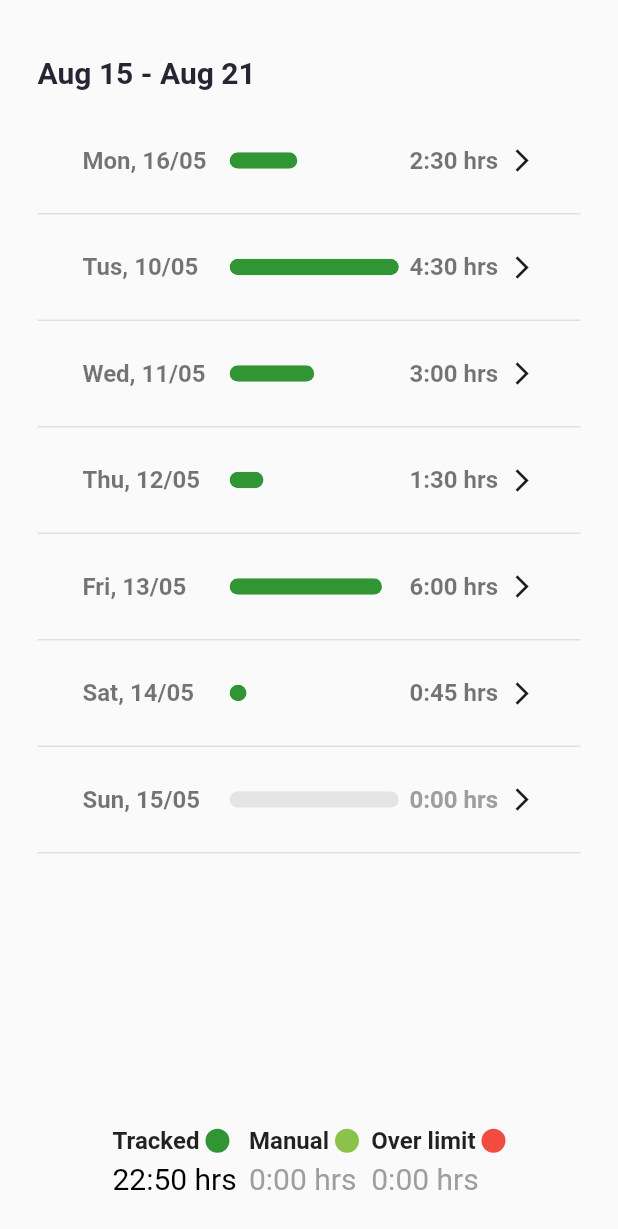
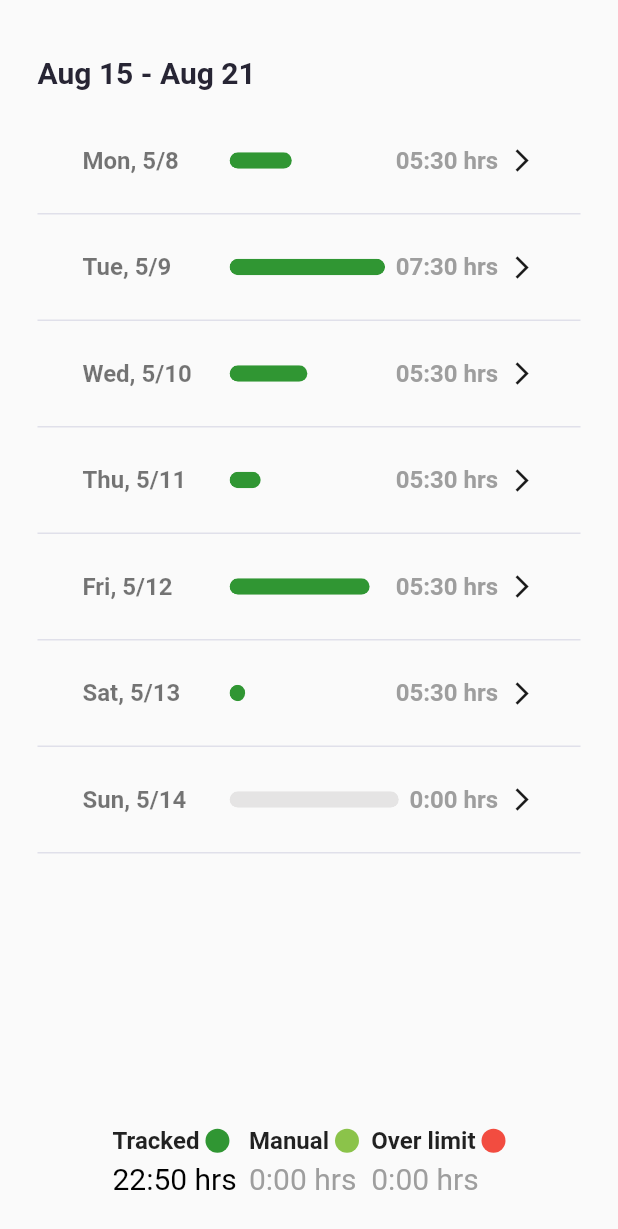
Before and after one commit to ZainAli104/Flutter-Work-Calendar, a Flutter app: the DetailsList widget shown alone on an empty page, opened directly, on a phone screen of 412 x 824 dp. Shown: the top 1229 px of the screen. Run offline on Flutter 3.47's test engine with Material 2 defaults, Android fonts, the phone set to English and light mode, and no system bars; our stand-ins replace table_calendar.

Commit message:
add state mangment

```diff
--- /dev/null
+++ b/info.txt
@@ -0,0 +1 @@
+flutter build web --release --web-renderer html
--- a/lib/main.dart
+++ b/lib/main.dart
@@ -1,6 +1,13 @@
+import 'package:first_project/src/app.dart';
+import 'package:first_project/src/components/details_list/details_data.dart';
 import 'package:flutter/material.dart';
-import 'src/app.dart';
+import 'package:provider/provider.dart';
 
 void main() {
-  runApp(const MyApp());
+  runApp(
+    ChangeNotifierProvider(
+      create: (context) => DetailsData(),
+      child: const MyApp(),
+    ),
+  );
 }
--- a/lib/src/components/details_list.dart
+++ b/lib/src/components/details_list.dart
@@ -1,49 +1,32 @@
 import 'package:first_project/src/app_colors.dart';
 import 'package:flutter/material.dart';
+import 'package:provider/provider.dart';
+import 'package:intl/intl.dart';
 import 'details_list/details_navigator.dart';
+import 'details_list/details_data.dart';
 
 class DetailsList extends StatelessWidget {
-  DetailsList({Key? key}) : super(key: key);
-
-  // Sample dynamic data
-  final List<Map<String, dynamic>> detailsData = [
-    {
-      "title": "Mon, 16/05",
-      "progressBar": 40,
-      "trackTime": "2:30 hrs",
-    },
-    {
-      "title": "Tus, 10/05",
-      "progressBar": 100,
-      "trackTime": "4:30 hrs",
-    },
-    {
-      "title": "Wed, 11/05",
-      "progressBar": 50,
-      "trackTime": "3:00 hrs",
-    },
-    {
-      "title": "Thu, 12/05",
-      "progressBar": 20,
-      "trackTime": "1:30 hrs",
-    },
-    {
-      "title": "Fri, 13/05",
-      "progressBar": 90,
-      "trackTime": "6:00 hrs",
-    },
-    {
-      "title": "Sat, 14/05",
-      "progressBar": 10,
-      "trackTime": "0:45 hrs",
-    },
-    {
-      "title": "Sun, 15/05",
-    },
-  ];
+  const DetailsList({Key? key}) : super(key: key);
 
   @override
   Widget build(BuildContext context) {
+    final detailsData = Provider.of<DetailsData>(context).data;
+
+    String getFormattedDuration(List<Map<String, dynamic>> detailsData, index) {
+      var list = detailsData[index]['list'];
+      if (list == null || list.isEmpty) {
+        return '0:00 hrs';
+      }
+      DateTime startTime = list.first['time'];
+      DateTime endTime = list.last['time'];
+
+      Duration duration = endTime.difference(startTime);
+      String formattedDuration =
+          '${duration.inHours.toString().padLeft(2, '0')}:${(duration.inMinutes % 60).toString().padLeft(2, '0')} hrs';
+
+      return formattedDuration;
+    }
+
     return Container(
       padding: const EdgeInsets.fromLTRB(
         25.0,
@@ -96,7 +79,9 @@ class DetailsList extends StatelessWidget {
                                   pageBuilder: (context, animation,
                                           secondaryAnimation) =>
                                       DetailsNavigator(
-                                          data: detailsData[index]),
+                                    data: detailsData[index],
+                                    listData: detailsData[index]['list'] ?? [],
+                                  ),
                                   transitionsBuilder: (context, animation,
                                       secondaryAnimation, child) {
                                     const begin = Offset(
@@ -145,7 +130,10 @@ class DetailsList extends StatelessWidget {
                                 SizedBox(
                                   width: 90,
                                   child: Text(
-                                    detailsData[index]['title']!,
+                                    DateFormat('E, M/d').format(
+                                        (detailsData[index]['date_title']
+                                                as DateTime?) ??
+                                            DateTime.now()),
                                     style: const TextStyle(
                                       fontWeight: FontWeight.w600,
                                       fontSize: 16,
@@ -207,7 +195,7 @@ class DetailsList extends StatelessWidget {
                                 ),
                                 const SizedBox(width: 7.0),
                                 Text(
-                                  detailsData[index]['trackTime'] ?? '0:00 hrs',
+                                  getFormattedDuration(detailsData, index),
                                   style: TextStyle(
                                     fontWeight: FontWeight.w600,
                                     fontSize: 16,
--- /dev/null
+++ b/lib/src/components/details_list/details_data.dart
@@ -0,0 +1,318 @@
+import 'package:flutter/material.dart';
+
+class DetailsData extends ChangeNotifier {
+  List<Map<String, dynamic>> _data = [
+    {
+      "date_title": DateTime(2023, 5, 8),
+      "progressBar": 40,
+      'list': [
+        {
+          'id': 1,
+          'image':
+              'https://firebasestorage.googleapis.com/v0/b/next-js-dummy-fcee4.appspot.com/o/ss%201.png?alt=media&token=cae0c084-44df-4552-a406-eb04a5053057',
+          'progress': 20,
+          'time': DateTime(2023, 5, 2, 7, 20),
+        },
+        {
+          'id': 2,
+          'image':
+              'https://firebasestorage.googleapis.com/v0/b/next-js-dummy-fcee4.appspot.com/o/ss%201.png?alt=media&token=cae0c084-44df-4552-a406-eb04a5053057',
+          'progress': 60,
+          'time': DateTime(2023, 5, 2, 8, 20),
+        },
+        {
+          'id': 3,
+          'image':
+              'https://firebasestorage.googleapis.com/v0/b/next-js-dummy-fcee4.appspot.com/o/ss%201.png?alt=media&token=cae0c084-44df-4552-a406-eb04a5053057',
+          'progress': 80,
+          'time': DateTime(2023, 5, 2, 9, 20),
+        },
+        {
+          'id': 4,
+          'image':
+              'https://firebasestorage.googleapis.com/v0/b/next-js-dummy-fcee4.appspot.com/o/ss%201.png?alt=media&token=cae0c084-44df-4552-a406-eb04a5053057',
+          'progress': 60,
+          'time': DateTime(2023, 5, 2, 10, 30),
+        },
+        {
+          'id': 5,
+          'image':
+              'https://firebasestorage.googleapis.com/v0/b/next-js-dummy-fcee4.appspot.com/o/ss%201.png?alt=media&token=cae0c084-44df-4552-a406-eb04a5053057',
+          'progress': 30,
+          'time': DateTime(2023, 5, 2, 11, 50),
+        },
+        {
+          'id': 6,
+          'image':
+              'https://firebasestorage.googleapis.com/v0/b/next-js-dummy-fcee4.appspot.com/o/ss%201.png?alt=media&token=cae0c084-44df-4552-a406-eb04a5053057',
+          'progress': 90,
+          'time': DateTime(2023, 5, 2, 12, 50),
+        },
+      ],
+    },
+    {
+      "date_title": DateTime(2023, 5, 9),
+      "progressBar": 100,
+      'list': [
+        {
+          'id': 1,
+          'image':
+              'https://firebasestorage.googleapis.com/v0/b/next-js-dummy-fcee4.appspot.com/o/ss%201.png?alt=media&token=cae0c084-44df-4552-a406-eb04a5053057',
+          'progress': 80,
+          'time': DateTime(2023, 5, 2, 7, 20),
+        },
+        {
+          'id': 2,
+          'image':
+              'https://firebasestorage.googleapis.com/v0/b/next-js-dummy-fcee4.appspot.com/o/ss%201.png?alt=media&token=cae0c084-44df-4552-a406-eb04a5053057',
+          'progress': 100,
+          'time': DateTime(2023, 5, 2, 8, 20),
+        },
+        {
+          'id': 3,
+          'image':
+              'https://firebasestorage.googleapis.com/v0/b/next-js-dummy-fcee4.appspot.com/o/ss%201.png?alt=media&token=cae0c084-44df-4552-a406-eb04a5053057',
+          'progress': 100,
+          'time': DateTime(2023, 5, 2, 9, 20),
+        },
+        {
+          'id': 4,
+          'image':
+              'https://firebasestorage.googleapis.com/v0/b/next-js-dummy-fcee4.appspot.com/o/ss%201.png?alt=media&token=cae0c084-44df-4552-a406-eb04a5053057',
+          'progress': 60,
+          'time': DateTime(2023, 5, 2, 10, 30),
+        },
+        {
+          'id': 5,
+          'image':
+              'https://firebasestorage.googleapis.com/v0/b/next-js-dummy-fcee4.appspot.com/o/ss%201.png?alt=media&token=cae0c084-44df-4552-a406-eb04a5053057',
+          'progress': 30,
+          'time': DateTime(2023, 5, 2, 11, 50),
+        },
+        {
+          'id': 6,
+          'image':
+              'https://firebasestorage.googleapis.com/v0/b/next-js-dummy-fcee4.appspot.com/o/ss%201.png?alt=media&token=cae0c084-44df-4552-a406-eb04a5053057',
+          'progress': 90,
+          'time': DateTime(2023, 5, 2, 12, 50),
+        },
+        {
+          'id': 7,
+          'image':
+              'https://firebasestorage.googleapis.com/v0/b/next-js-dummy-fcee4.appspot.com/o/ss%201.png?alt=media&token=cae0c084-44df-4552-a406-eb04a5053057',
+          'progress': 70,
+          'time': DateTime(2023, 5, 2, 13, 50),
+        },
+        {
+          'id': 7,
+          'image':
+              'https://firebasestorage.googleapis.com/v0/b/next-js-dummy-fcee4.appspot.com/o/ss%201.png?alt=media&token=cae0c084-44df-4552-a406-eb04a5053057',
+          'progress': 30,
+          'time': DateTime(2023, 5, 2, 14, 50),
+        },
+      ],
+    },
+    {
+      "date_title": DateTime(2023, 5, 10),
+      "progressBar": 50,
+      'list': [
+        {
+          'id': 1,
+          'image':
+              'https://firebasestorage.googleapis.com/v0/b/next-js-dummy-fcee4.appspot.com/o/ss%201.png?alt=media&token=cae0c084-44df-4552-a406-eb04a5053057',
+          'progress': 20,
+          'time': DateTime(2023, 5, 2, 7, 20),
+        },
+        {
+          'id': 2,
+          'image':
+              'https://firebasestorage.googleapis.com/v0/b/next-js-dummy-fcee4.appspot.com/o/ss%201.png?alt=media&token=cae0c084-44df-4552-a406-eb04a5053057',
+          'progress': 60,
+          'time': DateTime(2023, 5, 2, 8, 20),
+        },
+        {
+          'id': 3,
+          'image':
+              'https://firebasestorage.googleapis.com/v0/b/next-js-dummy-fcee4.appspot.com/o/ss%201.png?alt=media&token=cae0c084-44df-4552-a406-eb04a5053057',
+          'progress': 80,
+          'time': DateTime(2023, 5, 2, 9, 20),
+        },
+        {
+          'id': 4,
+          'image':
+              'https://firebasestorage.googleapis.com/v0/b/next-js-dummy-fcee4.appspot.com/o/ss%201.png?alt=media&token=cae0c084-44df-4552-a406-eb04a5053057',
+          'progress': 60,
+          'time': DateTime(2023, 5, 2, 10, 30),
+        },
+        {
+          'id': 5,
+          'image':
+              'https://firebasestorage.googleapis.com/v0/b/next-js-dummy-fcee4.appspot.com/o/ss%201.png?alt=media&token=cae0c084-44df-4552-a406-eb04a5053057',
+          'progress': 30,
+          'time': DateTime(2023, 5, 2, 11, 50),
+        },
+        {
+          'id': 6,
+          'image':
+              'https://firebasestorage.googleapis.com/v0/b/next-js-dummy-fcee4.appspot.com/o/ss%201.png?alt=media&token=cae0c084-44df-4552-a406-eb04a5053057',
+          'progress': 90,
+          'time': DateTime(2023, 5, 2, 12, 50),
+        },
+      ],
+    },
+    {
+      "date_title": DateTime(2023, 5, 11),
+      "progressBar": 20,
+      'list': [
+        {
+          'id': 1,
+          'image':
+              'https://firebasestorage.googleapis.com/v0/b/next-js-dummy-fcee4.appspot.com/o/ss%201.png?alt=media&token=cae0c084-44df-4552-a406-eb04a5053057',
+          'progress': 20,
+          'time': DateTime(2023, 5, 2, 7, 20),
+        },
+        {
+          'id': 2,
+          'image':
+              'https://firebasestorage.googleapis.com/v0/b/next-js-dummy-fcee4.appspot.com/o/ss%201.png?alt=media&token=cae0c084-44df-4552-a406-eb04a5053057',
+          'progress': 60,
+          'time': DateTime(2023, 5, 2, 8, 20),
+        },
+        {
+          'id': 3,
+          'image':
+              'https://firebasestorage.googleapis.com/v0/b/next-js-dummy-fcee4.appspot.com/o/ss%201.png?alt=media&token=cae0c084-44df-4552-a406-eb04a5053057',
+          'progress': 80,
+          'time': DateTime(2023, 5, 2, 9, 20),
+        },
+        {
+          'id': 4,
+          'image':
+              'https://firebasestorage.googleapis.com/v0/b/next-js-dummy-fcee4.appspot.com/o/ss%201.png?alt=media&token=cae0c084-44df-4552-a406-eb04a5053057',
+          'progress': 60,
+          'time': DateTime(2023, 5, 2, 10, 30),
+        },
+        {
+          'id': 5,
+          'image':
+              'https://firebasestorage.googleapis.com/v0/b/next-js-dummy-fcee4.appspot.com/o/ss%201.png?alt=media&token=cae0c084-44df-4552-a406-eb04a5053057',
+          'progress': 30,
+          'time': DateTime(2023, 5, 2, 11, 50),
+        },
+        {
+          'id': 6,
+          'image':
+              'https://firebasestorage.googleapis.com/v0/b/next-js-dummy-fcee4.appspot.com/o/ss%201.png?alt=media&token=cae0c084-44df-4552-a406-eb04a5053057',
+          'progress': 90,
+          'time': DateTime(2023, 5, 2, 12, 50),
+        },
+      ],
+    },
+    {
+      "date_title": DateTime(2023, 5, 12),
+      "progressBar": 90,
+      'list': [
+        {
+          'id': 1,
+          'image':
+              'https://firebasestorage.googleapis.com/v0/b/next-js-dummy-fcee4.appspot.com/o/ss%201.png?alt=media&token=cae0c084-44df-4552-a406-eb04a5053057',
+          'progress': 20,
+          'time': DateTime(2023, 5, 2, 7, 20),
+        },
+        {
+          'id': 2,
+          'image':
+              'https://firebasestorage.googleapis.com/v0/b/next-js-dummy-fcee4.appspot.com/o/ss%201.png?alt=media&token=cae0c084-44df-4552-a406-eb04a5053057',
+          'progress': 60,
+          'time': DateTime(2023, 5, 2, 8, 20),
+        },
+        {
+          'id': 3,
+          'image':
+              'https://firebasestorage.googleapis.com/v0/b/next-js-dummy-fcee4.appspot.com/o/ss%201.png?alt=media&token=cae0c084-44df-4552-a406-eb04a5053057',
+          'progress': 80,
+          'time': DateTime(2023, 5, 2, 9, 20),
+        },
+        {
+          'id': 4,
+          'image':
+              'https://firebasestorage.googleapis.com/v0/b/next-js-dummy-fcee4.appspot.com/o/ss%201.png?alt=media&token=cae0c084-44df-4552-a406-eb04a5053057',
+          'progress': 60,
+          'time': DateTime(2023, 5, 2, 10, 30),
+        },
+        {
+          'id': 5,
+          'image':
+              'https://firebasestorage.googleapis.com/v0/b/next-js-dummy-fcee4.appspot.com/o/ss%201.png?alt=media&token=cae0c084-44df-4552-a406-eb04a5053057',
+          'progress': 30,
+          'time': DateTime(2023, 5, 2, 11, 50),
+        },
+        {
+          'id': 6,
+          'image':
+              'https://firebasestorage.googleapis.com/v0/b/next-js-dummy-fcee4.appspot.com/o/ss%201.png?alt=media&token=cae0c084-44df-4552-a406-eb04a5053057',
+          'progress': 90,
+          'time': DateTime(2023, 5, 2, 12, 50),
+        },
+      ],
+    },
+    {
+      "date_title": DateTime(2023, 5, 13),
+      "progressBar": 10,
+      'list': [
+        {
+          'id': 1,
+          'image':
+              'https://firebasestorage.googleapis.com/v0/b/next-js-dummy-fcee4.appspot.com/o/ss%201.png?alt=media&token=cae0c084-44df-4552-a406-eb04a5053057',
+          'progress': 20,
+          'time': DateTime(2023, 5, 2, 7, 20),
+        },
+        {
+          'id': 2,
+          'image':
+              'https://firebasestorage.googleapis.com/v0/b/next-js-dummy-fcee4.appspot.com/o/ss%201.png?alt=media&token=cae0c084-44df-4552-a406-eb04a5053057',
+          'progress': 60,
+          'time': DateTime(2023, 5, 2, 8, 20),
+        },
+        {
+          'id': 3,
+          'image':
+              'https://firebasestorage.googleapis.com/v0/b/next-js-dummy-fcee4.appspot.com/o/ss%201.png?alt=media&token=cae0c084-44df-4552-a406-eb04a5053057',
+          'progress': 80,
+          'time': DateTime(2023, 5, 2, 9, 20),
+        },
+        {
+          'id': 4,
+          'image':
+              'https://firebasestorage.googleapis.com/v0/b/next-js-dummy-fcee4.appspot.com/o/ss%201.png?alt=media&token=cae0c084-44df-4552-a406-eb04a5053057',
+          'progress': 60,
+          'time': DateTime(2023, 5, 2, 10, 30),
+        },
+        {
+          'id': 5,
+          'image':
+              'https://firebasestorage.googleapis.com/v0/b/next-js-dummy-fcee4.appspot.com/o/ss%201.png?alt=media&token=cae0c084-44df-4552-a406-eb04a5053057',
+          'progress': 30,
+          'time': DateTime(2023, 5, 2, 11, 50),
+        },
+        {
+          'id': 6,
+          'image':
+              'https://firebasestorage.googleapis.com/v0/b/next-js-dummy-fcee4.appspot.com/o/ss%201.png?alt=media&token=cae0c084-44df-4552-a406-eb04a5053057',
+          'progress': 90,
+          'time': DateTime(2023, 5, 2, 12, 50),
+        },
+      ],
+    },
+    {
+      "date_title": DateTime(2023, 5, 14),
+    },
+  ];
+
+  List<Map<String, dynamic>> get data => _data;
+
+  set data(List<Map<String, dynamic>> value) {
+    _data = value;
+    notifyListeners();
+  }
+}
--- a/lib/src/components/details_list/details_navigator.dart
+++ b/lib/src/components/details_list/details_navigator.dart
@@ -5,8 +5,10 @@ import 'package:intl/intl.dart';
 
 class DetailsNavigator extends StatelessWidget {
   final Map<String, dynamic> data;
+  final List<Map<String, dynamic>> listData;
 
-  const DetailsNavigator({Key? key, required this.data}) : super(key: key);
+  const DetailsNavigator({Key? key, required this.data, required this.listData})
+      : super(key: key);
 
   @override
   Widget build(BuildContext context) {
@@ -48,10 +50,11 @@ class DetailsNavigator extends StatelessWidget {
                                   ),
                                 ),
                                 const SizedBox(width: 10),
-                                const Text(
-                                  // '${data['title']}',
-                                  'Monday, May 2',
-                                  style: TextStyle(
+                                Text(
+                                  DateFormat('EEEE, MMMM d').format(
+                                      (data['date_title'] as DateTime?) ??
+                                          DateTime.now()),
+                                  style: const TextStyle(
                                     fontSize: 18.0,
                                     fontWeight: FontWeight.bold,
                                     color: AppColors.eggPlant,
@@ -62,51 +65,7 @@ class DetailsNavigator extends StatelessWidget {
                         Padding(
                           padding: const EdgeInsets.fromLTRB(20, 40, 20, 20),
                           child: CustomHeaderList(
-                            header: data['trackTime'],
-                            list: [
-                              {
-                                'id': 1,
-                                'image':
-                                    'https://firebasestorage.googleapis.com/v0/b/next-js-dummy-fcee4.appspot.com/o/ss%201.png?alt=media&token=cae0c084-44df-4552-a406-eb04a5053057',
-                                'progress': 20,
-                                'time': DateTime(2023, 5, 2, 7, 20),
-                              },
-                              {
-                                'id': 2,
-                                'image':
-                                    'https://firebasestorage.googleapis.com/v0/b/next-js-dummy-fcee4.appspot.com/o/ss%201.png?alt=media&token=cae0c084-44df-4552-a406-eb04a5053057',
-                                'progress': 60,
-                                'time': DateTime(2023, 5, 2, 8, 20),
-                              },
-                              {
-                                'id': 3,
-                                'image':
-                                    'https://firebasestorage.googleapis.com/v0/b/next-js-dummy-fcee4.appspot.com/o/ss%201.png?alt=media&token=cae0c084-44df-4552-a406-eb04a5053057',
-                                'progress': 80,
-                                'time': DateTime(2023, 5, 2, 9, 20),
-                              },
-                              {
-                                'id': 4,
-                                'image':
-                                    'https://firebasestorage.googleapis.com/v0/b/next-js-dummy-fcee4.appspot.com/o/ss%201.png?alt=media&token=cae0c084-44df-4552-a406-eb04a5053057',
-                                'progress': 60,
-                                'time': DateTime(2023, 5, 2, 10, 30),
-                              },
-                              {
-                                'id': 5,
-                                'image':
-                                    'https://firebasestorage.googleapis.com/v0/b/next-js-dummy-fcee4.appspot.com/o/ss%201.png?alt=media&token=cae0c084-44df-4552-a406-eb04a5053057',
-                                'progress': 30,
-                                'time': DateTime(2023, 5, 2, 11, 50),
-                              },
-                              {
-                                'id': 6,
-                                'image':
-                                    'https://firebasestorage.googleapis.com/v0/b/next-js-dummy-fcee4.appspot.com/o/ss%201.png?alt=media&token=cae0c084-44df-4552-a406-eb04a5053057',
-                                'progress': 90,
-                                'time': DateTime(2023, 5, 2, 12, 50),
-                              },
-                            ],
+                            list: listData,
                           ),
                         ),
                       ],
@@ -123,22 +82,25 @@ class DetailsNavigator extends StatelessWidget {
 }
 
 class CustomHeaderList extends StatelessWidget {
-  final String header;
   final List<Map<String, dynamic>> list;
 
-  const CustomHeaderList({Key? key, required this.header, required this.list})
-      : super(key: key);
+  const CustomHeaderList({Key? key, required this.list}) : super(key: key);
 
   @override
   Widget build(BuildContext context) {
-    DateTime startTime = list.first['time'];
-    DateTime endTime = list.last['time'];
-    String formattedStartTime = DateFormat('hh:mm a').format(startTime);
-    String formattedEndTime = DateFormat('hh:mm a').format(endTime);
+    String formattedStartTime = '00:00';
+    String formattedEndTime = '00:00';
+    String formattedDuration = '00:00';
+    if (list.isNotEmpty) {
+      DateTime startTime = list.first['time'];
+      DateTime endTime = list.last['time'];
+      formattedStartTime = DateFormat('hh:mm a').format(startTime);
+      formattedEndTime = DateFormat('hh:mm a').format(endTime);
 
-    Duration duration = endTime.difference(startTime);
-    String formattedDuration =
-        '${duration.inHours.toString().padLeft(2, '0')}:${(duration.inMinutes % 60).toString().padLeft(2, '0')}';
+      Duration duration = endTime.difference(startTime);
+      formattedDuration =
+          '${duration.inHours.toString().padLeft(2, '0')}:${(duration.inMinutes % 60).toString().padLeft(2, '0')} hrs';
+    }
 
     return Container(
       decoration: BoxDecoration(
@@ -155,7 +117,7 @@ class CustomHeaderList extends StatelessWidget {
               children: [
                 const SizedBox(width: 8),
                 Text(
-                  'Total: $header',
+                  'Total: $formattedDuration',
                   style: const TextStyle(
                     fontSize: 22,
                     fontWeight: FontWeight.w600,
@@ -189,7 +151,7 @@ class CustomHeaderList extends StatelessWidget {
                 ),
                 const SizedBox(width: 6),
                 Text(
-                  'Tracked ($header)',
+                  'Tracked ($formattedDuration)',
                   style: const TextStyle(
                     fontSize: 16,
                     fontWeight: FontWeight.w600,
@@ -254,6 +216,8 @@ class CustomHeaderList extends StatelessWidget {
                       ),
                       LinearProgressIndicator(
                         value: item['progress'] / 100,
+                        color: AppColors.greenTwik,
+                        backgroundColor: Colors.grey[300],
                       ),
                       const SizedBox(
                         height: 5,
--- a/pubspec.yaml
+++ b/pubspec.yaml
@@ -32,6 +32,7 @@ dependencies:
     sdk: flutter
   table_calendar: ^3.0.2
   intl: ^0.18.1
+  provider: ^6.0.1
 
 
   # The following adds the Cupertino Icons font to your application.
```
Also changed, not shown: pubspec.lock, 1 other file.
